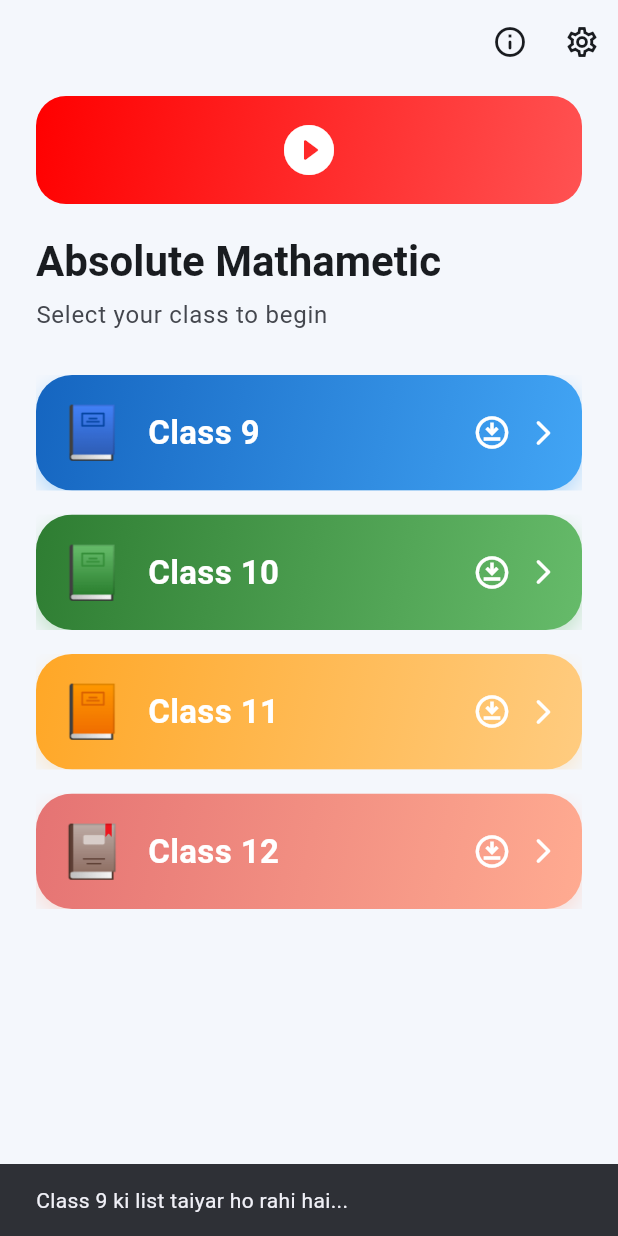
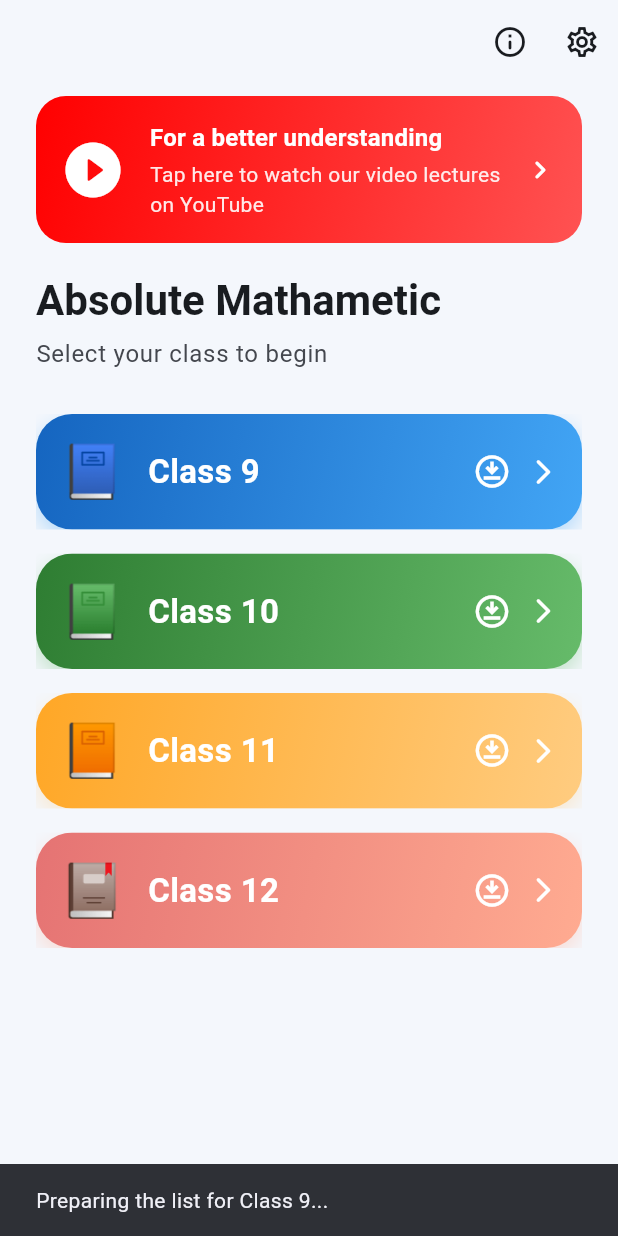
Before and after one commit to ironclaw56/math, a Flutter app: the screen it shows after launch, after a tap on the "download for offline" icon, on a phone screen of 412 x 824 dp. Run offline on Flutter 3.47's test engine with Material 3 defaults, Android fonts, the phone set to English and light mode, and no system bars; missing offline and left inert: syncfusion_flutter_pdfviewer.

Commit message:
Update home_screen.dart

```diff
--- a/lib/screens/home_screen.dart
+++ b/lib/screens/home_screen.dart
@@ -12,10 +12,50 @@ import 'about_screen.dart';
 
 /// Home screen: app title + four large gradient buttons for
 /// Class 9 / 10 / 11 / 12, each with its own "download all PDFs" icon.
-class HomeScreen extends StatelessWidget {
+class HomeScreen extends StatefulWidget {
   const HomeScreen({super.key});
 
-  /// Formats milliseconds as a short WhatsApp-style remaining-time label.
+  @override
+  State<HomeScreen> createState() => _HomeScreenState();
+}
+
+class _HomeScreenState extends State<HomeScreen> {
+  /// classId -> whether every exercise PDF for that class is already
+  /// cached on disk. Until a class has been checked, it's treated as
+  /// "not fully downloaded" so the download button stays visible.
+  final Map<String, bool> _allDownloaded = {};
+
+  @override
+  void initState() {
+    super.initState();
+    _checkAllClassesDownloadStatus();
+  }
+
+  Future<void> _checkAllClassesDownloadStatus() async {
+    for (final meta in DataService.instance.classMetaList) {
+      final isComplete = await _isClassFullyDownloaded(meta.id);
+      if (mounted) {
+        setState(() => _allDownloaded[meta.id] = isComplete);
+      }
+    }
+  }
+
+  Future<bool> _isClassFullyDownloaded(String classId) async {
+    final classModel = await DataService.instance.loadClass(classId);
+    final allExercises = <ExerciseModel>[
+      for (final chapter in classModel.chapters) ...chapter.exercises,
+    ];
+    if (allExercises.isEmpty) return true;
+
+    final dir = await getApplicationDocumentsDirectory();
+    for (final ex in allExercises) {
+      final file = File('${dir.path}/${ex.cacheFileName}');
+      if (!await file.exists()) return false;
+    }
+    return true;
+  }
+
+  /// Formats milliseconds as a short remaining-time label.
   static String _formatRemaining(int ms) {
     final seconds = (ms / 1000).ceil();
     if (seconds <= 1) return '1 sec remaining';
@@ -27,7 +67,8 @@ class HomeScreen extends StatelessWidget {
 
   /// Downloads every exercise PDF for [classId] that isn't already
   /// cached, showing a live progress dialog with a percentage and a
-  /// WhatsApp-style "X sec remaining" estimate.
+  /// "X sec remaining" estimate. Once complete, the class's download
+  /// button is hidden since everything is now cached locally.
   Future<void> _downloadAllPdfs(
     BuildContext context,
     String classId,
@@ -36,7 +77,7 @@ class HomeScreen extends StatelessWidget {
     // Small loading toast while we read the chapter/exercise list.
     ScaffoldMessenger.of(context).showSnackBar(
       SnackBar(
-        content: Text('$classDisplayName ki list taiyar ho rahi hai...'),
+        content: Text('Preparing the list for $classDisplayName...'),
         duration: const Duration(seconds: 1),
       ),
     );
@@ -57,11 +98,14 @@ class HomeScreen extends StatelessWidget {
     }
 
     if (toDownload.isEmpty) {
+      if (mounted) {
+        setState(() => _allDownloaded[classId] = true);
+      }
       if (context.mounted) {
         ScaffoldMessenger.of(context).showSnackBar(
           SnackBar(
             content: Text(
-              '$classDisplayName ki saari PDFs pehle se download hain ✓',
+              'All PDFs for $classDisplayName are already downloaded ✓',
             ),
           ),
         );
@@ -122,7 +166,7 @@ class HomeScreen extends StatelessWidget {
             }
 
             return AlertDialog(
-              title: Text('$classDisplayName ki PDFs download ho rahi hain'),
+              title: Text('Downloading PDFs for $classDisplayName'),
               content: Column(
                 mainAxisSize: MainAxisSize.min,
                 crossAxisAlignment: CrossAxisAlignment.start,
@@ -138,7 +182,7 @@ class HomeScreen extends StatelessWidget {
                   if (failed > 0) ...[
                     const SizedBox(height: 6),
                     Text(
-                      '$failed file(s) fail ho gayi',
+                      '$failed file(s) failed to download',
                       style: TextStyle(color: Theme.of(context).colorScheme.error),
                     ),
                   ],
@@ -152,16 +196,29 @@ class HomeScreen extends StatelessWidget {
 
     stopwatch.stop();
 
+    // Only mark the class as fully downloaded if nothing failed; if some
+    // files failed, keep the button visible so the user can retry.
+    if (failed == 0 && mounted) {
+      setState(() => _allDownloaded[classId] = true);
+    }
+
     if (context.mounted) {
       ScaffoldMessenger.of(context).showSnackBar(
         SnackBar(
           content: Text(
             failed == 0
-                ? '$classDisplayName ki saari PDFs download ho gayin ✓'
-                : '${total - failed} PDFs download hui, $failed fail hui',
+                ? 'All PDFs for $classDisplayName downloaded successfully ✓'
+                : '${total - failed} PDFs downloaded, $failed failed',
           ),
         ),
       );
+    }
+  }
+
+  Future<void> _openYoutubeChannel() async {
+    final uri = Uri.parse('https://www.youtube.com/@AbsoluteMathematic');
+    if (await canLaunchUrl(uri)) {
+      await launchUrl(uri, mode: LaunchMode.externalApplication);
     }
   }
 
@@ -200,17 +257,15 @@ class HomeScreen extends StatelessWidget {
               sliver: SliverList(
                 delegate: SliverChildListDelegate([
                   const SizedBox(height: 8),
-                  // Math-themed header icon (now links to YouTube)
-                  GestureDetector(
-                    onTap: () async {
-                      final uri = Uri.parse('APNA_YOUTUBE_LINK_YAHAN_DAALEIN');
-                      if (await canLaunchUrl(uri)) {
-                        await launchUrl(uri, mode: LaunchMode.externalApplication);
-                      }
-                    },
+                  // YouTube promo box: icon + professional caption, whole
+                  // box is tappable and opens the channel directly.
+                  Material(
+                    color: Colors.transparent,
+                    child: InkWell(
+                      borderRadius: BorderRadius.circular(20),
+                      onTap: _openYoutubeChannel,
                       child: Container(
-                      width: 72,
-                      height: 72,
+                        padding: const EdgeInsets.all(16),
                         decoration: BoxDecoration(
                           gradient: const LinearGradient(
                             colors: [Color(0xFFFF0000), Color(0xFFFF5252)],
@@ -219,11 +274,47 @@ class HomeScreen extends StatelessWidget {
                           ),
                           borderRadius: BorderRadius.circular(20),
                         ),
-                      alignment: Alignment.center,
-                      child: const Icon(
+                        child: Row(
+                          children: [
+                            const Icon(
                               Icons.play_circle_fill_rounded,
-                        size: 40,
+                              size: 44,
                               color: Colors.white,
+                            ),
+                            const SizedBox(width: 16),
+                            Expanded(
+                              child: Column(
+                                crossAxisAlignment: CrossAxisAlignment.start,
+                                children: [
+                                  Text(
+                                    'For a better understanding',
+                                    style: Theme.of(context)
+                                        .textTheme
+                                        .titleMedium
+                                        ?.copyWith(
+                                          color: Colors.white,
+                                          fontWeight: FontWeight.bold,
+                                        ),
+                                  ),
+                                  const SizedBox(height: 2),
+                                  Text(
+                                    'Tap here to watch our video lectures on YouTube',
+                                    style: Theme.of(context)
+                                        .textTheme
+                                        .bodyMedium
+                                        ?.copyWith(
+                                          color: Colors.white.withOpacity(0.9),
+                                        ),
+                                  ),
+                                ],
+                              ),
+                            ),
+                            const Icon(
+                              Icons.chevron_right_rounded,
+                              color: Colors.white,
+                            ),
+                          ],
+                        ),
                       ),
                     ),
                   ),
@@ -254,7 +345,11 @@ class HomeScreen extends StatelessWidget {
                             ),
                           );
                         },
-                        onDownloadTap: () => _downloadAllPdfs(
+                        // Passing null hides the download icon once all
+                        // PDFs for this class are already on disk.
+                        onDownloadTap: (_allDownloaded[meta.id] ?? false)
+                            ? null
+                            : () => _downloadAllPdfs(
                                   context,
                                   meta.id,
                                   meta.displayName,
```
Lines whose indentation alone changed are shown as unchanged.
